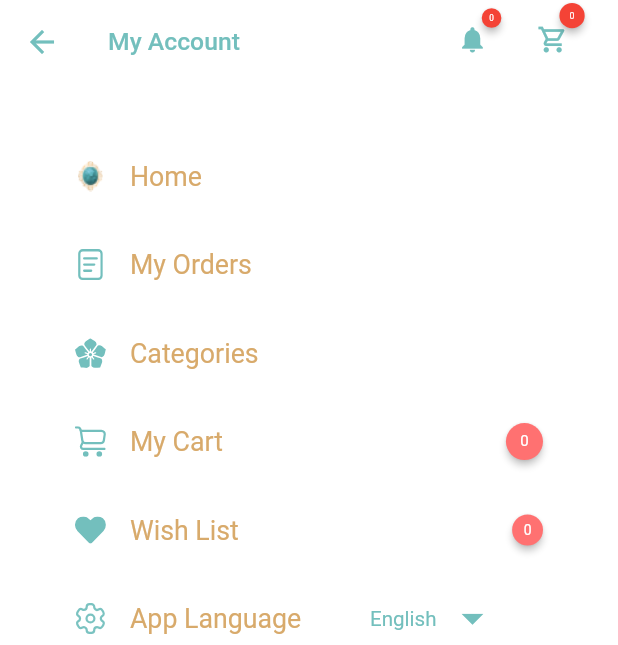
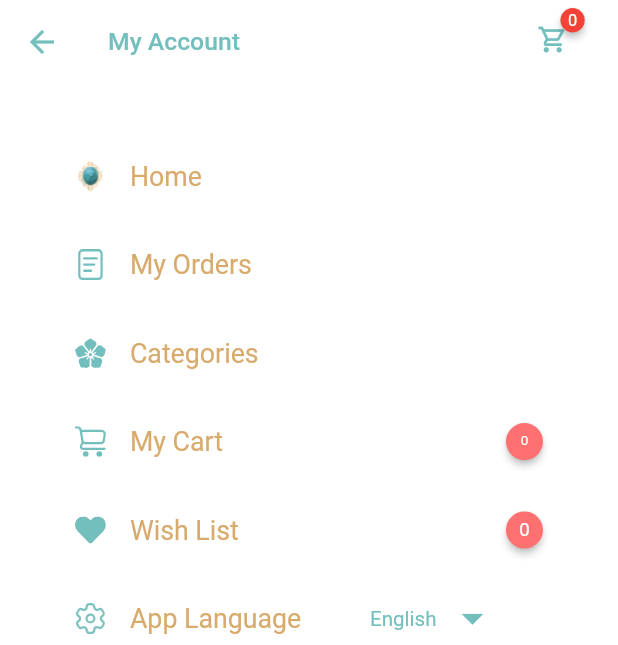
Before and after one commit to walidboulanouar/tiffany-flowers, a Flutter app: the AccountScreen screen opened directly, on a phone screen of 412 x 824 dp. Shown: the top 645 px of the screen. Run offline on Flutter 3.47's test engine with Material 2 defaults, Android fonts, the phone set to English and light mode, and no system bars; drawn by our look-alikes of badges; our stand-ins replace animated_toggle_switch, awesome_dialog, cached_network_image, carousel_slider, dio, dots_indicator and 13 more; missing offline and left inert: restart_app; accounts and stored records are empty; network calls fail; Roboto replaces fonts that are missing (Lucida Calligraphy); project files that could hold a hidden picture were left out.

Commit message:
badges styles

```diff
--- a/lib/screens/AccountScreen.dart
+++ b/lib/screens/AccountScreen.dart
@@ -151,7 +151,7 @@ class _AccountScreenState extends State<AccountScreen> {
                       child: Text(
                         cartProvider.count.toString(),
                         style: TextStyle(
-                          fontSize: 10,
+                          fontSize: 9,
                           color: Colors.white,
                         ),
                       ),
@@ -182,18 +182,20 @@ class _AccountScreenState extends State<AccountScreen> {
                 hoverColor: Color(0xff73BFBD),
                 dense: true,
                 trailing: Container(
-                  height: 2.5.h,
-                  width: 2.5.h,
+                  height: 3.h,
+                  width: 3.h,
                   child: Badge(
                     position: BadgePosition.topEnd(top: 2, end: -2),
                     toAnimate: false,
                     shape: BadgeShape.circle,
                     badgeColor: Color(0xffFF7171),
                     borderRadius: BorderRadius.circular(18),
-                    badgeContent: FittedBox(
+                    badgeContent: Center(
                       child: Text(
                         wlProvider.count.toString(),
                         style: TextStyle(
+                          overflow: TextOverflow.visible,
+                          fontSize: 9.sp,
                           color: Colors.white,
                         ),
                       ),
--- a/lib/widgets/DetailsAppBar.dart
+++ b/lib/widgets/DetailsAppBar.dart
@@ -51,30 +51,30 @@ class DetailsAppBar extends StatelessWidget {
               brightness: Brightness.light,
               backgroundColor: Color.fromARGB(0, 250, 249, 249),
               actions: [
-                Badge(
-                    position: BadgePosition.topEnd(top: 4, end: -17),
-                    toAnimate: false,
-                    shape: BadgeShape.circle,
-                    badgeColor: Colors.red,
-                    borderRadius: BorderRadius.circular(8),
-                    badgeContent: Text(
-                      "0",
-                      style: TextStyle(color: Colors.white, fontSize: 4.sp),
-                    ),
+                // Badge(
+                //     position: BadgePosition.topEnd(top: 4, end: -17),
+                //     toAnimate: false,
+                //     shape: BadgeShape.circle,
+                //     badgeColor: Colors.red,
+                //     borderRadius: BorderRadius.circular(8),
+                //     badgeContent: Text(
+                //       "0",
+                //       style: TextStyle(color: Colors.white, fontSize: 4.sp),
+                //     ),
 
-                        child: Container(
-                          margin: EdgeInsets.only(bottom:20),
-                          width:5.w,height:5.w,
-                          child: IconButton(
-                            icon:
-                                Icon(Icons.notifications,size: 15.sp,color: Color(0xff73BFBD)),
-                            onPressed: () {},
-                            color: Colors.white,
-                          ),
-                        ),
+                //         child: Container(
+                //           margin: EdgeInsets.only(bottom:20),
+                //           width:5.w,height:5.w,
+                //           child: IconButton(
+                //             icon:
+                //                 Icon(Icons.notifications,size: 15.sp,color: Color(0xff73BFBD)),
+                //             onPressed: () {},
+                //             color: Colors.white,
+                //           ),
+                //         ),
 
 
-                  ),
+                //   ),
                   SizedBox(width: 8.w,),
 
                   InkWell(
@@ -88,16 +88,23 @@ class DetailsAppBar extends StatelessWidget {
                       shape: BadgeShape.circle,
                       badgeColor: Colors.red,
                       borderRadius: BorderRadius.circular(8),
-                      badgeContent: Container(
-                         height: 5.sp,
-                        width: 5.sp,
-                        child: FittedBox(
-                          child: Text(
-                            cartProvider.count.toString(),
-                            style: TextStyle(color: Colors.white, fontSize: 10.sp),
-                          ),
-                        ),
-                      ),
+                      badgeContent:Text(
+
+                     cartProvider.count.toString(),
+                      style: TextStyle(
+
+                        color: Colors.white, fontSize: 8.sp),
+                    ),
+                      //  Container(
+                      //    height: 5.sp,
+                      //   width: 5.sp,
+                      //   child: FittedBox(
+                      //     child: Text(
+                      //       cartProvider.count.toString(),
+                      //       style: TextStyle(color: Colors.white, fontSize: 10.sp),
+                      //     ),
+                      //   ),
+                      // ),
                        child: Container(
                         margin: EdgeInsets.only(bottom:20),
                             width:5.w,height:5.w,
```
Also changed, not shown: lib/widgets/AccountAppBar.dart (+22 -22 lines), lib/widgets/CartAppBar.dart (+21 -21 lines), lib/widgets/CategoryAppBar.dart (+37 -35 lines), lib/widgets/CheckoutAppBar.dart (+22 -22 lines), lib/widgets/CustomAppBar.dart (+41 -41 lines).
